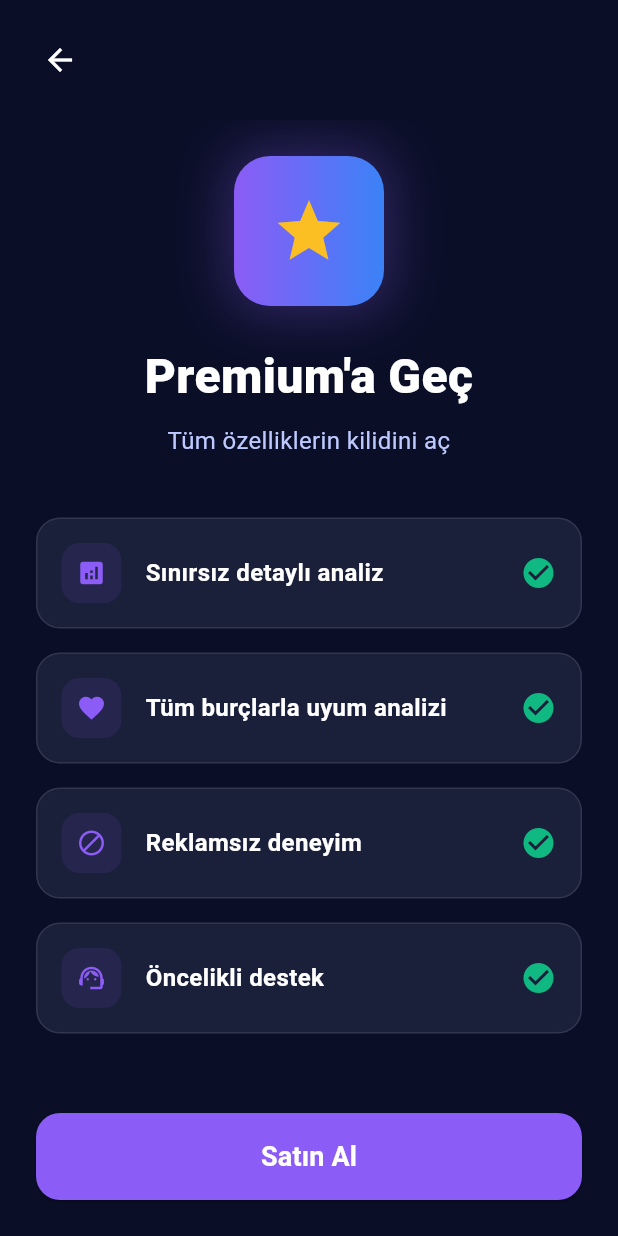
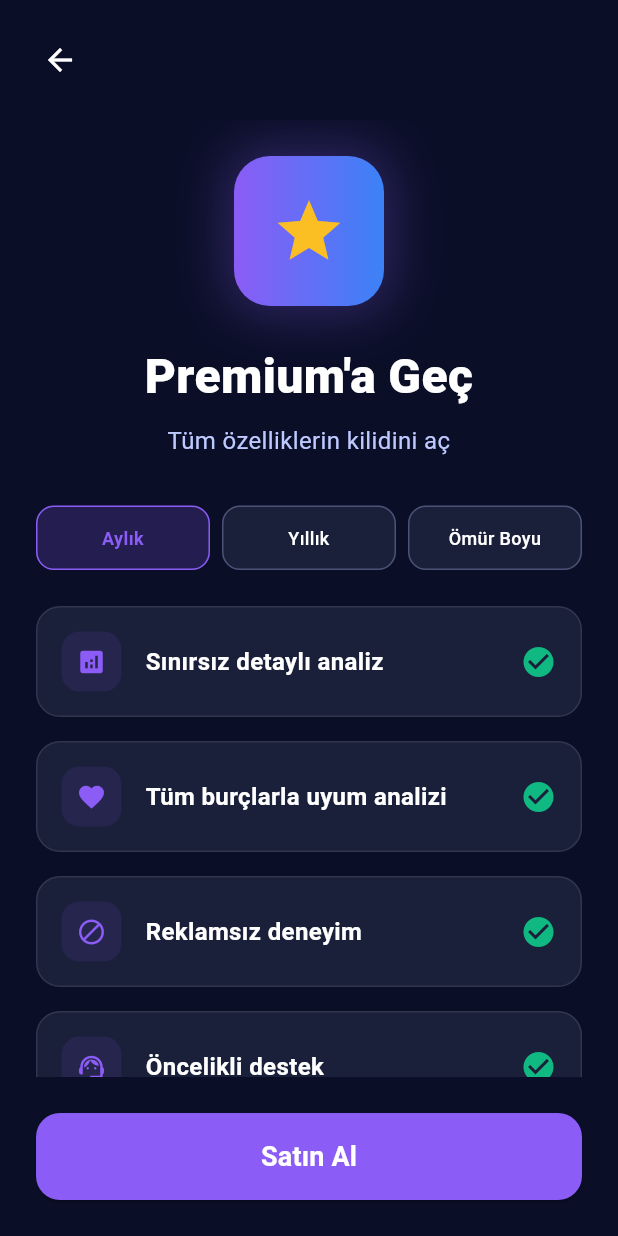
Before and after one commit to ceressa/Zodi, a Flutter app: the PremiumScreen screen opened directly, on a phone screen of 412 x 824 dp. Run offline on Flutter 3.47's test engine with Material 3 defaults, Android fonts, the phone set to English and light mode, and no system bars; our stand-ins replace cloud_firestore, confetti, firebase_analytics, firebase_auth, firebase_core, firebase_crashlytics and 11 more; missing offline and left inert: sweph; accounts and stored records are empty; generated files the repository leaves out were written again; network calls fail.

Commit message:
Complete phases 1-3 with ad config, rewarded guardrails, and premium plans

```diff
--- a/lib/providers/auth_provider.dart
+++ b/lib/providers/auth_provider.dart
@@ -113,7 +113,7 @@ class AuthProvider with ChangeNotifier {
     notifyListeners();
   }
 
-  Future<void> upgradeToPremium() async {
+  Future<void> upgradeToPremium({String subscriptionType = 'lifetime'}) async {
     await _storage.saveIsPremium(true);
     _isPremium = true;
 
@@ -127,13 +127,13 @@ class AuthProvider with ChangeNotifier {
           .doc(_firebaseService.currentUser!.uid)
           .update({
         'premiumStartDate': DateTime.now().toIso8601String(),
-        'subscriptionType': 'lifetime', // veya 'monthly', 'yearly'
+        'subscriptionType': subscriptionType
       });
 
       // Analytics event
       await _firebaseService.analytics.logEvent(
         name: 'premium_purchased',
-        parameters: {'user_id': _firebaseService.currentUser!.uid},
+        parameters: {'user_id': _firebaseService.currentUser!.uid, 'subscription_type': subscriptionType},
       );
     }
 
--- a/lib/screens/daily_screen.dart
+++ b/lib/screens/daily_screen.dart
@@ -170,7 +170,7 @@ class _DailyScreenState extends State<DailyScreen> with AutomaticKeepAliveClient
         ),
       );
 
-      final success = await _adService.showRewardedAd();
+      final success = await _adService.showRewardedAd(placement: 'daily_tomorrow_preview');
       await _firebaseService.logAdWatched(
         success ? 'rewarded_tomorrow_preview_success' : 'rewarded_tomorrow_preview_failed',
       );
--- a/lib/screens/premium_screen.dart
+++ b/lib/screens/premium_screen.dart
@@ -4,18 +4,31 @@ import '../providers/auth_provider.dart';
 import '../constants/colors.dart';
 import '../constants/strings.dart';
 
-class PremiumScreen extends StatelessWidget {
+class PremiumScreen extends StatefulWidget {
   const PremiumScreen({super.key});
+
+  @override
+  State<PremiumScreen> createState() => _PremiumScreenState();
+}
+
+class _PremiumScreenState extends State<PremiumScreen> {
+  String _selectedPlan = 'monthly';
+
+  static const Map<String, Map<String, String>> _planConfig = {
+    'monthly': {'price': '₺49,99', 'label': 'Aylık'},
+    'yearly': {'price': '₺399,99', 'label': 'Yıllık'},
+    'lifetime': {'price': '₺999,99', 'label': 'Ömür Boyu'},
+  };
 
   @override
   Widget build(BuildContext context) {
     final isDark = Theme.of(context).brightness == Brightness.dark;
+    final selected = _planConfig[_selectedPlan]!;
 
     return Scaffold(
       body: SafeArea(
         child: Column(
           children: [
-            // Header
             Padding(
               padding: const EdgeInsets.all(16),
               child: Row(
@@ -30,13 +43,11 @@ class PremiumScreen extends StatelessWidget {
                 ],
               ),
             ),
-
             Expanded(
               child: SingleChildScrollView(
                 padding: const EdgeInsets.all(24),
                 child: Column(
                   children: [
-                    // Icon
                     Container(
                       width: 100,
                       height: 100,
@@ -60,7 +71,6 @@ class PremiumScreen extends StatelessWidget {
                       ),
                     ),
                     const SizedBox(height: 24),
-
                     Text(
                       AppStrings.premiumTitle,
                       style: TextStyle(
@@ -73,37 +83,20 @@ class PremiumScreen extends StatelessWidget {
                     const SizedBox(height: 8),
                     Text(
                       AppStrings.premiumSubtitle,
-                      style: const TextStyle(
-                        fontSize: 16,
-                        color: AppColors.textMuted,
-                      ),
+                      style: const TextStyle(fontSize: 16, color: AppColors.textMuted),
                       textAlign: TextAlign.center,
                     ),
+                    const SizedBox(height: 32),
+                    _buildPlanSelector(isDark),
+                    const SizedBox(height: 24),
+                    _FeatureItem(icon: Icons.analytics, title: AppStrings.premiumFeature1),
+                    const SizedBox(height: 16),
+                    _FeatureItem(icon: Icons.favorite, title: AppStrings.premiumFeature2),
+                    const SizedBox(height: 16),
+                    _FeatureItem(icon: Icons.block, title: AppStrings.premiumFeature3),
+                    const SizedBox(height: 16),
+                    _FeatureItem(icon: Icons.support_agent, title: AppStrings.premiumFeature4),
                     const SizedBox(height: 40),
-
-                    // Features
-                    _FeatureItem(
-                      icon: Icons.analytics,
-                      title: AppStrings.premiumFeature1,
-                    ),
-                    const SizedBox(height: 16),
-                    _FeatureItem(
-                      icon: Icons.favorite,
-                      title: AppStrings.premiumFeature2,
-                    ),
-                    const SizedBox(height: 16),
-                    _FeatureItem(
-                      icon: Icons.block,
-                      title: AppStrings.premiumFeature3,
-                    ),
-                    const SizedBox(height: 16),
-                    _FeatureItem(
-                      icon: Icons.support_agent,
-                      title: AppStrings.premiumFeature4,
-                    ),
-                    const SizedBox(height: 40),
-
-                    // Price
                     Container(
                       padding: const EdgeInsets.all(24),
                       decoration: BoxDecoration(
@@ -114,20 +107,17 @@ class PremiumScreen extends StatelessWidget {
                       ),
                       child: Column(
                         children: [
-                          const Text(
-                            '₺49,99',
-                            style: TextStyle(
+                          Text(
+                            selected['price']!,
+                            style: const TextStyle(
                               fontSize: 48,
                               fontWeight: FontWeight.w900,
                               color: AppColors.gold,
                             ),
                           ),
-                          const Text(
-                            'Aylık',
-                            style: TextStyle(
-                              fontSize: 16,
-                              color: Colors.white70,
-                            ),
+                          Text(
+                            selected['label']!,
+                            style: const TextStyle(fontSize: 16, color: Colors.white70),
                           ),
                         ],
                       ),
@@ -136,20 +126,18 @@ class PremiumScreen extends StatelessWidget {
                 ),
               ),
             ),
-
-            // Purchase Button
             Padding(
               padding: const EdgeInsets.all(24),
               child: SizedBox(
                 width: double.infinity,
                 child: ElevatedButton(
                   onPressed: () async {
-                    await context.read<AuthProvider>().upgradeToPremium();
+                    await context.read<AuthProvider>().upgradeToPremium(subscriptionType: _selectedPlan);
                     if (context.mounted) {
                       Navigator.pop(context);
                       ScaffoldMessenger.of(context).showSnackBar(
-                        const SnackBar(
-                          content: Text('Premium üyeliğin aktif edildi! 🎉'),
+                        SnackBar(
+                          content: Text('Premium (${selected['label']}) üyeliğin aktif edildi! 🎉'),
                           backgroundColor: AppColors.positive,
                         ),
                       );
@@ -159,21 +147,58 @@ class PremiumScreen extends StatelessWidget {
                     backgroundColor: AppColors.accentPurple,
                     foregroundColor: Colors.white,
                     padding: const EdgeInsets.symmetric(vertical: 16),
-                    shape: RoundedRectangleBorder(
-                      borderRadius: BorderRadius.circular(16),
-                    ),
+                    shape: RoundedRectangleBorder(borderRadius: BorderRadius.circular(16)),
                   ),
                   child: const Text(
                     AppStrings.premiumButton,
-                    style: TextStyle(
-                      fontSize: 18,
-                      fontWeight: FontWeight.bold,
-                    ),
+                    style: TextStyle(fontSize: 18, fontWeight: FontWeight.bold),
                   ),
                 ),
               ),
             ),
           ],
+        ),
+      ),
+    );
+  }
+
+  Widget _buildPlanSelector(bool isDark) {
+    return Row(
+      children: [
+        _buildPlanChip('monthly', 'Aylık', isDark),
+        const SizedBox(width: 8),
+        _buildPlanChip('yearly', 'Yıllık', isDark),
+        const SizedBox(width: 8),
+        _buildPlanChip('lifetime', 'Ömür Boyu', isDark),
+      ],
+    );
+  }
+
+  Widget _buildPlanChip(String value, String label, bool isDark) {
+    final selected = _selectedPlan == value;
+    return Expanded(
+      child: GestureDetector(
+        onTap: () => setState(() => _selectedPlan = value),
+        child: Container(
+          padding: const EdgeInsets.symmetric(vertical: 12, horizontal: 8),
+          decoration: BoxDecoration(
+            color: selected
+                ? AppColors.accentPurple.withOpacity(0.2)
+                : (isDark ? AppColors.cardDark : AppColors.cardLight),
+            borderRadius: BorderRadius.circular(12),
+            border: Border.all(
+              color: selected ? AppColors.accentPurple : AppColors.textMuted.withOpacity(0.3),
+            ),
+          ),
+          child: Text(
+            label,
+            textAlign: TextAlign.center,
+            style: TextStyle(
+              fontSize: 12,
+              fontWeight: selected ? FontWeight.bold : FontWeight.w500,
+              color: selected ? AppColors.accentPurple : (isDark ? AppColors.textPrimary : AppColors.textDark),
+            ),
+          ),
         ),
       ),
     );
@@ -184,10 +209,7 @@ class _FeatureItem extends StatelessWidget {
   final IconData icon;
   final String title;
 
-  const _FeatureItem({
-    required this.icon,
-    required this.title,
-  });
+  const _FeatureItem({required this.icon, required this.title});
 
   @override
   Widget build(BuildContext context) {
--- a/lib/screens/tarot_screen.dart
+++ b/lib/screens/tarot_screen.dart
@@ -109,7 +109,7 @@ class _TarotScreenState extends State<TarotScreen> {
       ),
     );
 
-    final success = await _adService.showRewardedAd();
+    final success = await _adService.showRewardedAd(placement: 'tarot_three_card_unlock');
     await _firebaseService.logAdWatched(
       success ? 'rewarded_tarot_three_card_unlock_success' : 'rewarded_tarot_three_card_unlock_failed',
     );
```
Also changed, not shown: lib/services/ad_service.dart (+127 -70 lines), 1 other file.
